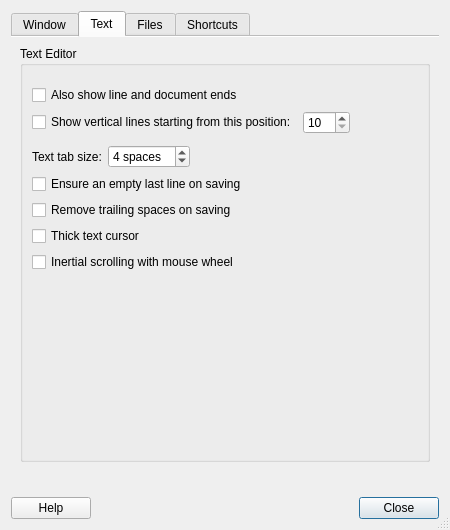
This is featherpad/prefDialog.ui in tembun/fpad as Qt 5 draws it before an edit. The edited form follows.
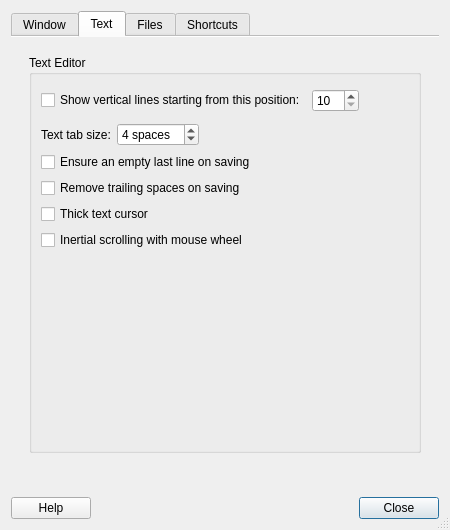
This is the edited form. The open tabs and pages were chosen to show the change. Icons and pictures are not drawn.

Commit message: remove endings setting

Patch:
```diff
--- a/featherpad/prefDialog.ui
+++ b/featherpad/prefDialog.ui
@@ -361,47 +361,12 @@
            </rect>
           </property>
           <layout class="QVBoxLayout" name="verticalLayout_2">
-           <property name="spacing">
-            <number>0</number>
-           </property>
-           <property name="leftMargin">
-            <number>0</number>
-           </property>
-           <property name="topMargin">
-            <number>0</number>
-           </property>
-           <property name="rightMargin">
-            <number>0</number>
-           </property>
-           <property name="bottomMargin">
-            <number>0</number>
-           </property>
            <item>
             <widget class="QGroupBox" name="textGoupBox">
              <property name="title">
               <string>Text Editor</string>
              </property>
              <layout class="QVBoxLayout" name="verticalLayout_3">
-              <item>
-               <layout class="QHBoxLayout" name="horizontalLayout_4">
-                <item>
-                 <spacer name="horizontalSpacer_4">
-                  <property name="orientation">
-                   <enum>Qt::Horizontal</enum>
-                  </property>
-                  <property name="sizeType">
-                   <enum>QSizePolicy::Fixed</enum>
-                  </property>
-                  <property name="sizeHint" stdset="0">
-                   <size>
-                    <width>22</width>
-                    <height>5</height>
-                   </size>
-                  </property>
-                 </spacer>
-                </item>
-               </layout>
-              </item>
               <item>
                <layout class="QHBoxLayout" name="horizontalLayout_5">
                 <item>
@@ -438,13 +403,6 @@
                 </item>
                </layout>
               </item>
-              <item>
-               <widget class="QCheckBox" name="endingsBox">
-                <property name="text">
-                 <string>Also show line and document ends</string>
-                </property>
-               </widget>
-              </item>
               <item>
                <layout class="QHBoxLayout" name="horizontalLayout_6">
                 <item>
```
The commit also changes 4 other files.
